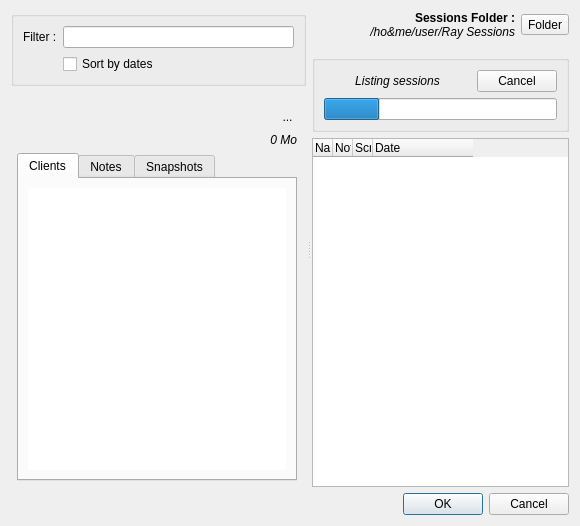
Qt form resources/ui/open_session.ui (Houston4444/RaySession) before a commit.
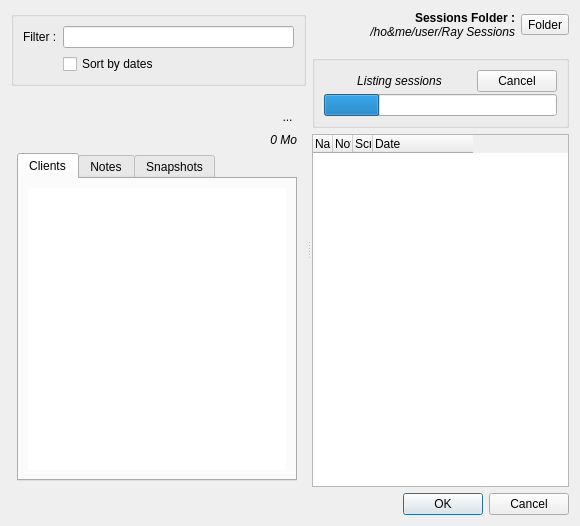
The same form after that commit. Icons and pictures are not drawn. Custom widgets are drawn as their Qt base class.

Commit message: allow abort session copy in open session dialog

Patch:
```diff
--- a/resources/ui/open_session.ui
+++ b/resources/ui/open_session.ui
@@ -327,6 +327,9 @@
             <string/>
            </property>
            <layout class="QVBoxLayout" name="verticalLayout_10">
+            <property name="spacing">
+             <number>2</number>
+            </property>
             <item>
              <layout class="QHBoxLayout" name="horizontalLayout_2">
               <item>
```
The commit also changes 5 other files.
